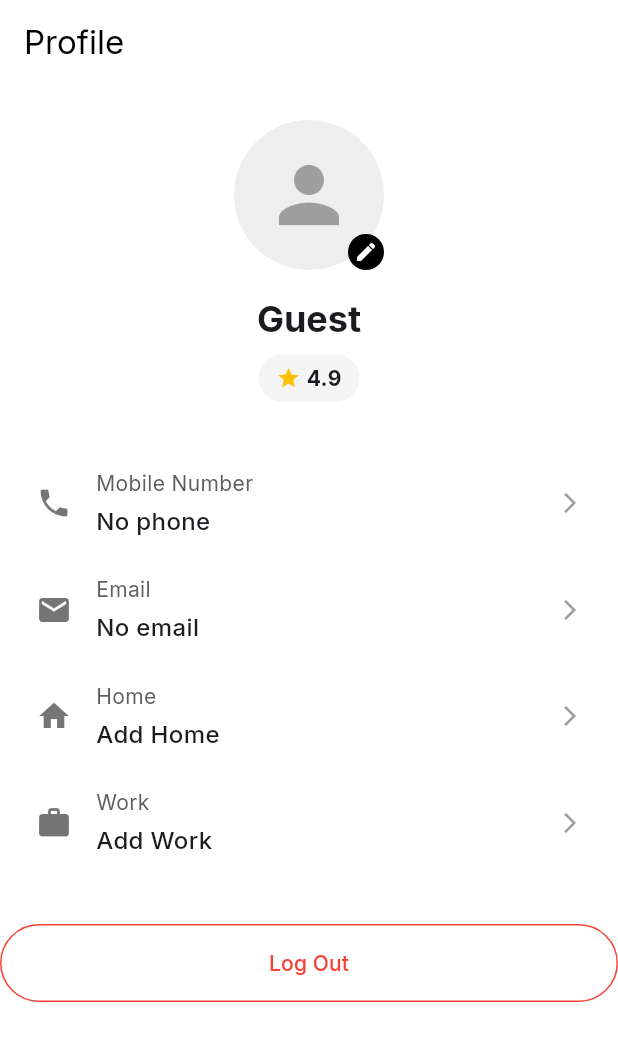
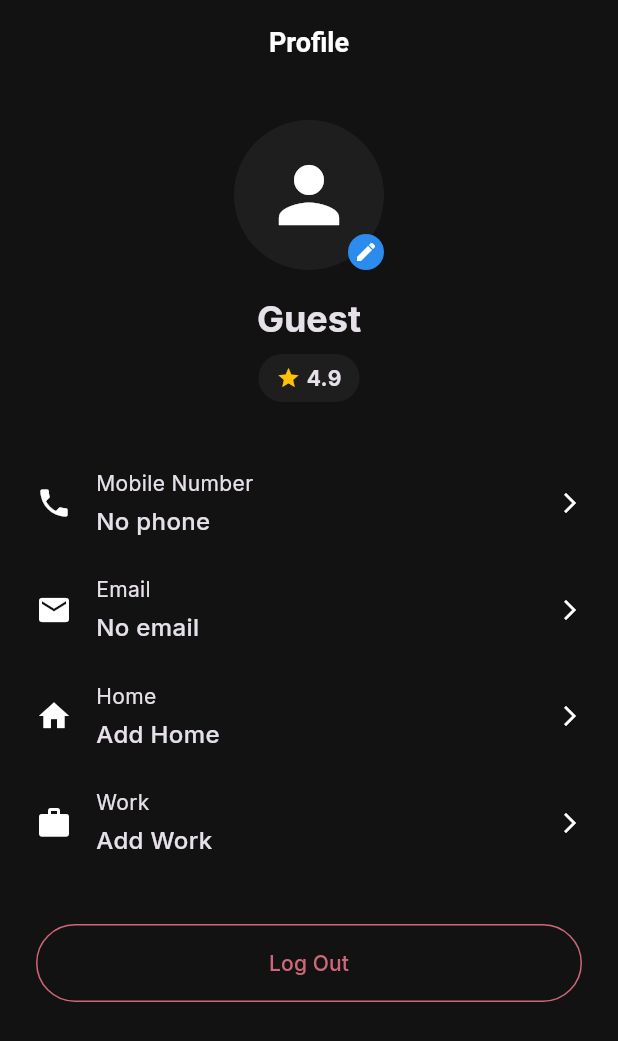
Before and after one commit to soufatarek/rideshare_app, a Flutter app: the ProfileScreen screen opened by its route, on a phone screen of 412 x 824 dp. Shown: the top 1041 px of the screen. Run offline on Flutter 3.47's test engine with Material 3 defaults, Android fonts, the phone set to English and light mode, and no system bars; our stand-ins replace cloud_firestore, country_code_picker, firebase_auth, firebase_core, flutter_riverpod, geolocator and 7 more; accounts and stored records are empty.

Commit message:
feat: configure iOS build settings and refactor customer screens

```diff
--- a/lib/core/constants/app_colors.dart
+++ b/lib/core/constants/app_colors.dart
@@ -1,11 +1,11 @@
 import 'package:flutter/material.dart';
 
 class AppColors {
-  static const Color primary = Color(0xFF000000); // Black for Uber-like
-  static const Color secondary = Color(0xFFFFFFFF); // White
-  static const Color accent = Color(0xFF276EF1); // Uber Blue
-  static const Color background = Color(0xFFF6F6F6);
-  static const Color textPrimary = Color(0xFF000000);
-  static const Color textSecondary = Color(0xFF5E5E5E);
-  static const Color error = Color(0xFFE11900);
+  static const Color primary = Color(0xFF2B8CEE); // Stitch Blue
+  static const Color secondary = Color(0xFF121212); // Dark Background
+  static const Color accent = Color(0xFF276EF1); // Uber Blue (Keep as accent)
+  static const Color background = Color(0xFF1E1E1E); // Dark Surface
+  static const Color textPrimary = Color(0xFFFFFFFF);
+  static const Color textSecondary = Color(0xFFB0B0B0);
+  static const Color error = Color(0xFFCF6679); // Material Dark Error
 }
--- a/lib/features/profile/presentation/screens/profile_screen.dart
+++ b/lib/features/profile/presentation/screens/profile_screen.dart
@@ -1,7 +1,6 @@
 import 'package:flutter/material.dart';
 import 'package:flutter_riverpod/flutter_riverpod.dart';
 import 'package:go_router/go_router.dart';
-import '../../../../core/constants/app_colors.dart';
 import '../../../auth/presentation/providers/auth_provider.dart';
 
 class ProfileScreen extends ConsumerWidget {
@@ -19,9 +18,9 @@ class ProfileScreen extends ConsumerWidget {
     return Scaffold(
       appBar: AppBar(
         title: const Text('Profile'),
-        backgroundColor: Colors.white,
-        foregroundColor: Colors.black,
         elevation: 0,
+        backgroundColor: Theme.of(context).scaffoldBackgroundColor,
+        foregroundColor: Theme.of(context).textTheme.bodyLarge?.color,
       ),
       body: SingleChildScrollView(
         child: Column(
@@ -35,13 +34,13 @@ class ProfileScreen extends ConsumerWidget {
                     width: 100,
                     height: 100,
                     decoration: BoxDecoration(
-                      color: Colors.grey[200],
+                      color: Theme.of(context).colorScheme.surface,
                       shape: BoxShape.circle,
                     ),
-                    child: const Icon(
+                    child: Icon(
                       Icons.person,
                       size: 60,
-                      color: Colors.grey,
+                      color: Theme.of(context).iconTheme.color,
                     ),
                   ),
                   Positioned(
@@ -49,8 +48,8 @@ class ProfileScreen extends ConsumerWidget {
                     right: 0,
                     child: Container(
                       padding: const EdgeInsets.all(4),
-                      decoration: const BoxDecoration(
-                        color: Colors.black,
+                      decoration: BoxDecoration(
+                        color: Theme.of(context).colorScheme.primary,
                         shape: BoxShape.circle,
                       ),
                       child: const Icon(
@@ -76,7 +75,7 @@ class ProfileScreen extends ConsumerWidget {
             Container(
               padding: const EdgeInsets.symmetric(horizontal: 12, vertical: 6),
               decoration: BoxDecoration(
-                color: Colors.grey[100],
+                color: Theme.of(context).cardColor,
                 borderRadius: BorderRadius.circular(20),
               ),
               child: const Row(
@@ -90,24 +89,29 @@ class ProfileScreen extends ConsumerWidget {
             ),
             const SizedBox(height: 32),
             // Details
-            _buildProfileItem(Icons.phone, 'Mobile Number', phone),
-            _buildProfileItem(Icons.email, 'Email', email),
-            _buildProfileItem(Icons.home, 'Home', 'Add Home'),
-            _buildProfileItem(Icons.work, 'Work', 'Add Work'),
+            _buildProfileItem(context, Icons.phone, 'Mobile Number', phone),
+            _buildProfileItem(context, Icons.email, 'Email', email),
+            _buildProfileItem(context, Icons.home, 'Home', 'Add Home'),
+            _buildProfileItem(context, Icons.work, 'Work', 'Add Work'),
             const SizedBox(height: 32),
             SizedBox(
               width: double.infinity,
+              child: Padding(
+                padding: const EdgeInsets.symmetric(horizontal: 24),
                 child: OutlinedButton(
                   onPressed: () {
                     ref.read(authProvider.notifier).signOut();
                     context.go('/'); // Logout
                   },
                   style: OutlinedButton.styleFrom(
-                  foregroundColor: Colors.red,
-                  side: const BorderSide(color: Colors.red),
+                    foregroundColor: Theme.of(context).colorScheme.error,
+                    side: BorderSide(
+                      color: Theme.of(context).colorScheme.error,
+                    ),
                     padding: const EdgeInsets.symmetric(vertical: 16),
                   ),
                   child: const Text('Log Out'),
+                ),
               ),
             ),
           ],
@@ -116,12 +120,17 @@ class ProfileScreen extends ConsumerWidget {
     );
   }
 
-  Widget _buildProfileItem(IconData icon, String title, String subtitle) {
+  Widget _buildProfileItem(
+    BuildContext context,
+    IconData icon,
+    String title,
+    String subtitle,
+  ) {
     return Padding(
       padding: const EdgeInsets.symmetric(horizontal: 24, vertical: 12),
       child: Row(
         children: [
-          Icon(icon, color: Colors.black54),
+          Icon(icon, color: Theme.of(context).iconTheme.color),
           const SizedBox(width: 16),
           Expanded(
             child: Column(
@@ -129,9 +138,9 @@ class ProfileScreen extends ConsumerWidget {
               children: [
                 Text(
                   title,
-                  style: const TextStyle(
+                  style: TextStyle(
                     fontSize: 14,
-                    color: AppColors.textSecondary,
+                    color: Theme.of(context).textTheme.bodySmall?.color,
                   ),
                 ),
                 const SizedBox(height: 4),
@@ -145,7 +154,11 @@ class ProfileScreen extends ConsumerWidget {
               ],
             ),
           ),
-          const Icon(Icons.arrow_forward_ios, size: 16, color: Colors.grey),
+          Icon(
+            Icons.arrow_forward_ios,
+            size: 16,
+            color: Theme.of(context).dividerColor,
+          ),
         ],
       ),
     );
--- a/lib/main.dart
+++ b/lib/main.dart
@@ -21,7 +21,7 @@ class MyApp extends ConsumerWidget {
     final router = ref.watch(routerProvider);
     return MaterialApp.router(
       title: 'RideShare App',
-      theme: AppTheme.lightTheme,
+      theme: AppTheme.darkTheme,
       routerConfig: router,
       debugShowCheckedModeBanner: false,
     );
```
Also changed, not shown: lib/core/theme/app_theme.dart (+77 -3 lines), lib/features/auth/presentation/screens/otp_verification_screen.dart (+25 -16 lines), lib/features/auth/presentation/screens/registration_screen.dart (+8 -23 lines), lib/features/home/presentation/screens/destination_search_screen.dart (+25 -10 lines), lib/features/home/presentation/widgets/sheets/vehicle_selection_sheet.dart (+29 -17 lines), pubspec.lock, 4 other files. Lines whose indentation alone changed are shown as unchanged.
